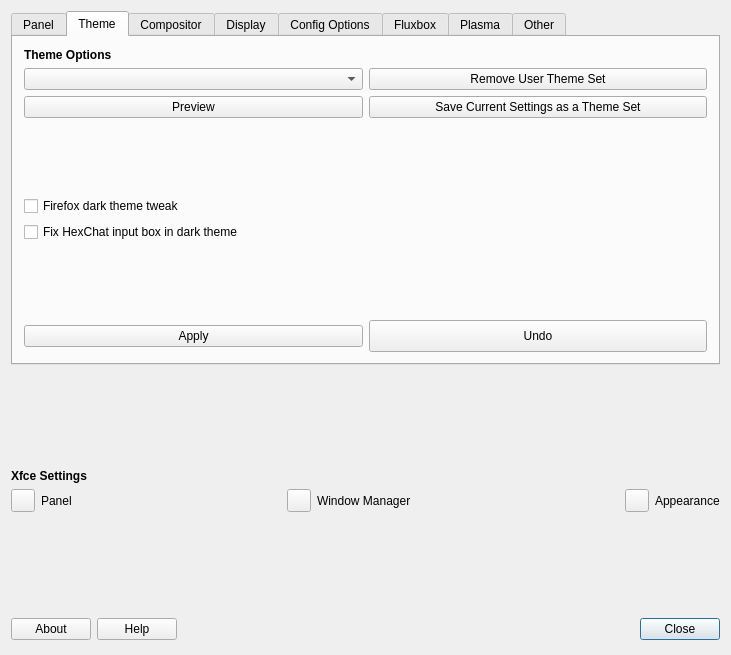
MX-Linux/mx-tweak, file defaultlook.ui: the form before one commit.
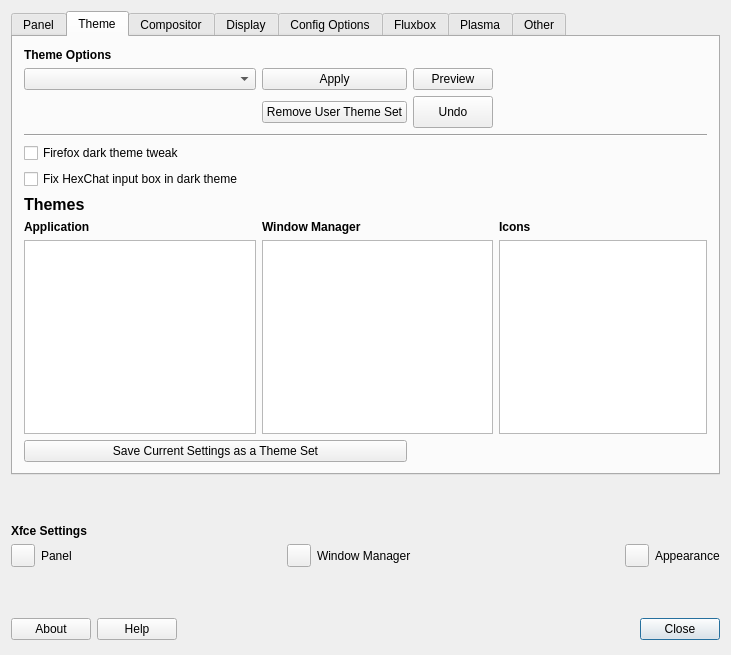
The form after the commit. The open tabs and pages were chosen to show the change. Icons and pictures are not drawn.

Commit message: revise theme ui, hibernate tests

What changed in the file:
```diff
--- a/defaultlook.ui
+++ b/defaultlook.ui
@@ -6,7 +6,7 @@
    <rect>
     <x>0</x>
     <y>0</y>
-    <width>729</width>
+    <width>730</width>
     <height>655</height>
    </rect>
   </property>
@@ -23,10 +23,8 @@
    <iconset>
     <normaloff>../../../../usr/share/pixmaps/mx-tweak.png</normaloff>../../../../usr/share/pixmaps/mx-tweak.png</iconset>
   </property>
-  <layout class="QGridLayout" name="gridLayout_20">
-   <item row="0" column="0">
     <layout class="QGridLayout" name="gridLayout_9">
-     <item row="4" column="0">
+   <item row="3" column="0">
       <layout class="QHBoxLayout" name="horizontalLayout">
        <item>
         <widget class="QToolButton" name="toolButtonXFCEpanelSettings">
@@ -120,22 +118,6 @@
       </layout>
      </item>
      <item row="2" column="0">
-      <spacer name="verticalSpacer_2">
-       <property name="orientation">
-        <enum>Qt::Vertical</enum>
-       </property>
-       <property name="sizeType">
-        <enum>QSizePolicy::MinimumExpanding</enum>
-       </property>
-       <property name="sizeHint" stdset="0">
-        <size>
-         <width>20</width>
-         <height>10</height>
-        </size>
-       </property>
-      </spacer>
-     </item>
-     <item row="3" column="0">
       <widget class="QLabel" name="label_7">
        <property name="font">
         <font>
@@ -148,7 +130,20 @@
        </property>
       </widget>
      </item>
-     <item row="1" column="0">
+   <item row="4" column="0">
+    <spacer name="verticalSpacer">
+     <property name="orientation">
+      <enum>Qt::Vertical</enum>
+     </property>
+     <property name="sizeHint" stdset="0">
+      <size>
+       <width>709</width>
+       <height>15</height>
+      </size>
+     </property>
+    </spacer>
+   </item>
+   <item row="0" column="0">
       <widget class="QTabWidget" name="tabWidget">
        <property name="tabPosition">
         <enum>QTabWidget::North</enum>
@@ -349,130 +344,101 @@
         <layout class="QGridLayout" name="gridLayout_6">
          <item row="0" column="0">
           <layout class="QGridLayout" name="gridLayout_5">
-           <item row="0" column="0">
-            <widget class="QLabel" name="label">
-             <property name="font">
-              <font>
-               <weight>75</weight>
-               <bold>true</bold>
-              </font>
-             </property>
+         <item row="7" column="3">
+          <widget class="QLabel" name="label_30">
              <property name="text">
-              <string>Theme Options</string>
+            <string>&lt;html&gt;&lt;head/&gt;&lt;body&gt;&lt;p&gt;&lt;span style=&quot; font-weight:600;&quot;&gt;Icons&lt;/span&gt;&lt;/p&gt;&lt;/body&gt;&lt;/html&gt;</string>
              </property>
             </widget>
            </item>
-           <item row="1" column="0">
-            <widget class="QComboBox" name="comboTheme">
+         <item row="1" column="1">
+          <widget class="QPushButton" name="buttonThemeApply">
              <property name="sizePolicy">
               <sizepolicy hsizetype="Minimum" vsizetype="Fixed">
                <horstretch>0</horstretch>
                <verstretch>0</verstretch>
               </sizepolicy>
              </property>
-            </widget>
-           </item>
-           <item row="3" column="0">
-            <spacer name="verticalSpacer_4">
-             <property name="orientation">
-              <enum>Qt::Vertical</enum>
-             </property>
-             <property name="sizeHint" stdset="0">
-              <size>
-               <width>20</width>
-               <height>25</height>
-              </size>
-             </property>
-            </spacer>
-           </item>
-           <item row="4" column="0">
-            <widget class="QCheckBox" name="checkFirefox">
-             <property name="toolTip">
-              <string>Fix some website fields when using dark theme</string>
-             </property>
              <property name="text">
-              <string>Firefox dark theme tweak</string>
+            <string>Apply</string>
+           </property>
+           <property name="icon">
+            <iconset theme="dialog-ok">
+             <normaloff>.</normaloff>.</iconset>
+           </property>
+           <property name="shortcut">
+            <string/>
+           </property>
+           <property name="autoDefault">
+            <bool>true</bool>
+           </property>
+           <property name="default">
+            <bool>true</bool>
              </property>
             </widget>
            </item>
-           <item row="5" column="0">
+         <item row="8" column="1" colspan="2">
+          <widget class="QListWidget" name="listWidgetWMtheme"/>
+         </item>
+         <item row="5" column="0" colspan="2">
             <widget class="QCheckBox" name="checkHexchat">
              <property name="text">
               <string>Fix HexChat input box in dark theme</string>
              </property>
             </widget>
            </item>
-           <item row="6" column="0">
-            <spacer name="verticalSpacer_3">
-             <property name="orientation">
-              <enum>Qt::Vertical</enum>
-             </property>
-             <property name="sizeHint" stdset="0">
-              <size>
-               <width>20</width>
-               <height>25</height>
-              </size>
-             </property>
-            </spacer>
-           </item>
-           <item row="7" column="0">
-            <widget class="QPushButton" name="buttonThemeApply">
-             <property name="sizePolicy">
-              <sizepolicy hsizetype="Minimum" vsizetype="Fixed">
-               <horstretch>0</horstretch>
-               <verstretch>0</verstretch>
-              </sizepolicy>
-             </property>
-             <property name="text">
-              <string>Apply</string>
-             </property>
-             <property name="icon">
-              <iconset theme="dialog-ok">
-               <normaloff>.</normaloff>.</iconset>
-             </property>
-             <property name="shortcut">
-              <string/>
-             </property>
-             <property name="autoDefault">
-              <bool>true</bool>
-             </property>
-             <property name="default">
-              <bool>true</bool>
-             </property>
-            </widget>
-           </item>
-           <item row="7" column="1">
-            <widget class="QPushButton" name="buttonThemeUndo">
-             <property name="minimumSize">
-              <size>
-               <width>0</width>
-               <height>32</height>
-              </size>
-             </property>
-             <property name="text">
-              <string>Undo</string>
-             </property>
-            </widget>
-           </item>
-           <item row="2" column="0">
+         <item row="1" column="2">
             <widget class="QPushButton" name="pushButtonPreview">
              <property name="text">
               <string>Preview</string>
              </property>
             </widget>
            </item>
-           <item row="1" column="1">
-            <widget class="QPushButton" name="pushButtonRemoveUserThemeSet">
+         <item row="4" column="0">
+          <widget class="QCheckBox" name="checkFirefox">
+           <property name="toolTip">
+            <string>Fix some website fields when using dark theme</string>
+           </property>
              <property name="text">
-              <string>Remove User Theme Set</string>
-             </property>
-             <property name="icon">
-              <iconset theme="list-remove">
-               <normaloff>.</normaloff>.</iconset>
+            <string>Firefox dark theme tweak</string>
+           </property>
+          </widget>
+         </item>
+         <item row="7" column="1">
+          <widget class="QLabel" name="label_29">
+           <property name="text">
+            <string>&lt;html&gt;&lt;head/&gt;&lt;body&gt;&lt;p&gt;&lt;span style=&quot; font-weight:600;&quot;&gt;Window Manager&lt;/span&gt;&lt;/p&gt;&lt;/body&gt;&lt;/html&gt;</string>
              </property>
             </widget>
            </item>
-           <item row="2" column="1">
+         <item row="6" column="0">
+          <widget class="QLabel" name="label_31">
+           <property name="text">
+            <string>&lt;html&gt;&lt;head/&gt;&lt;body&gt;&lt;p&gt;&lt;span style=&quot; font-size:12pt; font-weight:600;&quot;&gt;Themes&lt;/span&gt;&lt;/p&gt;&lt;/body&gt;&lt;/html&gt;</string>
+           </property>
+          </widget>
+         </item>
+         <item row="7" column="0">
+          <widget class="QLabel" name="label_28">
+           <property name="text">
+            <string>&lt;html&gt;&lt;head/&gt;&lt;body&gt;&lt;p&gt;&lt;span style=&quot; font-weight:600;&quot;&gt;Application&lt;/span&gt;&lt;/p&gt;&lt;/body&gt;&lt;/html&gt;</string>
+           </property>
+          </widget>
+         </item>
+         <item row="3" column="0" colspan="5">
+          <widget class="Line" name="line_3">
+           <property name="orientation">
+            <enum>Qt::Horizontal</enum>
+           </property>
+          </widget>
+         </item>
+         <item row="8" column="0">
+          <widget class="QListWidget" name="listWidgetTheme"/>
+         </item>
+         <item row="8" column="3" colspan="2">
+          <widget class="QListWidget" name="listWidgeticons"/>
+         </item>
+         <item row="9" column="0" colspan="2">
             <widget class="QPushButton" name="pushButtonSettingsToThemeSet">
              <property name="text">
               <string>Save Current Settings as a Theme Set</string>
@@ -483,6 +449,53 @@
              </property>
             </widget>
            </item>
+         <item row="2" column="1">
+          <widget class="QPushButton" name="pushButtonRemoveUserThemeSet">
+           <property name="text">
+            <string>Remove User Theme Set</string>
+           </property>
+           <property name="icon">
+            <iconset theme="list-remove">
+             <normaloff>.</normaloff>.</iconset>
+           </property>
+          </widget>
+         </item>
+         <item row="0" column="0">
+          <widget class="QLabel" name="label">
+           <property name="font">
+            <font>
+             <weight>75</weight>
+             <bold>true</bold>
+            </font>
+           </property>
+           <property name="text">
+            <string>Theme Options</string>
+           </property>
+          </widget>
+         </item>
+         <item row="1" column="0">
+          <widget class="QComboBox" name="comboTheme">
+           <property name="sizePolicy">
+            <sizepolicy hsizetype="Minimum" vsizetype="Fixed">
+             <horstretch>0</horstretch>
+             <verstretch>0</verstretch>
+            </sizepolicy>
+           </property>
+          </widget>
+         </item>
+         <item row="2" column="2">
+          <widget class="QPushButton" name="buttonThemeUndo">
+           <property name="minimumSize">
+            <size>
+             <width>0</width>
+             <height>32</height>
+            </size>
+           </property>
+           <property name="text">
+            <string>Undo</string>
+           </property>
+          </widget>
+         </item>
           </layout>
          </item>
         </layout>
@@ -1730,20 +1743,21 @@
        </item>
       </layout>
      </item>
-     <item row="5" column="0">
-      <spacer name="verticalSpacer">
+   <item row="1" column="0">
+    <spacer name="verticalSpacer_2">
        <property name="orientation">
         <enum>Qt::Vertical</enum>
        </property>
+     <property name="sizeType">
+      <enum>QSizePolicy::MinimumExpanding</enum>
+     </property>
        <property name="sizeHint" stdset="0">
         <size>
-         <width>709</width>
+       <width>20</width>
          <height>13</height>
         </size>
        </property>
       </spacer>
-     </item>
-    </layout>
    </item>
   </layout>
  </widget>
```
Left out of the diff: 473 changed lines with no effect on the pictures. Lines whose indentation alone changed are shown as unchanged. The commit also changes 3 other files.
